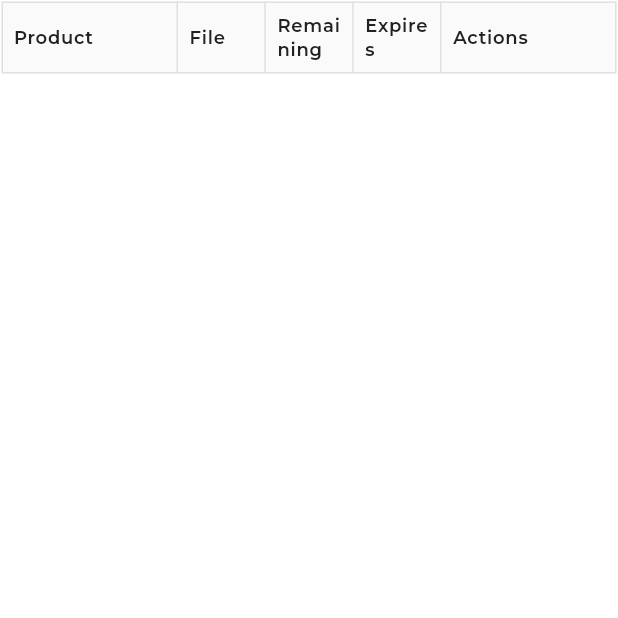
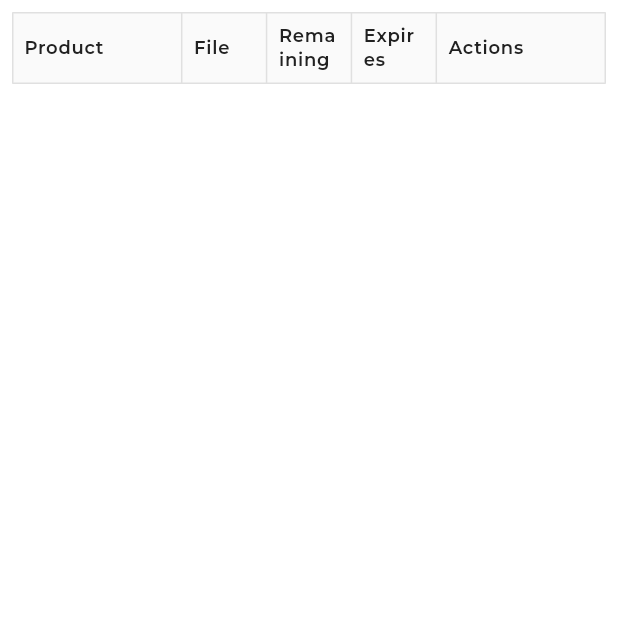
Before and after one commit to keenly-digital/CertEmpire_simulation, a Flutter app: the DownloadMainView screen opened directly, on a phone screen of 412 x 824 dp, the top half of it. Run offline on Flutter 3.47's test engine with Material 3 defaults, Android fonts, the phone set to English and light mode, and no system bars; our stand-ins replace bloc, dio, equatable, flutter_bloc, flutter_screenutil, flutter_svg and 9 more; missing offline and left inert: dart:js_interop, flutter_quill, flutter_quill_extensions; accounts and stored records are empty; network calls fail.

Commit message:
download table view added

```diff
--- a/lib/src/simulation/presentation/views/download_main_view.dart
+++ b/lib/src/simulation/presentation/views/download_main_view.dart
@@ -1,15 +1,9 @@
-import 'package:certempiree/core/res/app_strings.dart';
-import 'package:certempiree/src/main/presentation/bloc/navigation_cubit.dart';
 import 'package:flutter/material.dart';
 import 'package:flutter_bloc/flutter_bloc.dart';
-import 'package:intl/intl.dart';
 
-import '../../../../core/config/theme/app_colors.dart';
-import '../../../../core/config/theme/font_manager.dart';
-import '../../data/models/download_model.dart';
+import '../../../../core/res/app_strings.dart';
 import '../bloc/download_page_bloc/download_page_bloc.dart';
-import '../widgets/download/custom_widgets.dart'; // Remove if unused
-import 'package:url_launcher/url_launcher.dart';
+import 'download_table_view.dart';
 
 class DownloadMainView extends StatefulWidget {
   const DownloadMainView({super.key});
@@ -22,22 +16,20 @@ class _DownloadMainViewState extends State<DownloadMainView> {
   @override
   void initState() {
     super.initState();
-    context.read<DownloadPageBloc>().add(
-      GetDownloadsEvent(pageNumber: 1, pageSize: 10, userId: AppStrings.userId),
-    );
+    context.read<DownloadPageBloc>().add(GetDownloadsEvent(pageNumber: 1, pageSize: 10, userId: AppStrings.userId));
   }
 
   @override
   Widget build(BuildContext context) {
     return Scaffold(
       body: Padding(
-        padding: const EdgeInsets.all(1.0),
+        padding: const EdgeInsets.all(8.0),
         child: Column(
           children: [
+            // const DownloadHeader(),
             BlocBuilder<DownloadPageBloc, DownloadPageInitial>(
               builder: (context, state) {
-                final downloads = state.orders ?? [];
-                return DownloadTableView(downloads: downloads);
+                return Expanded(child: DownloadTableView(download: state.orders ?? []));
               },
             ),
           ],
@@ -45,204 +37,31 @@ class _DownloadMainViewState extends State<DownloadMainView> {
       ),
     );
   }
+
+  // @override
+  // Widget build(BuildContext context) {
+  //   return Scaffold(
+  //     body: Padding(
+  //       padding: const EdgeInsets.all(8.0),
+  //       child: Column(
+  //         children: [
+  //           const DownloadHeader(),
+  //           BlocBuilder<DownloadPageBloc, DownloadPageInitial>(
+  //             builder: (context, state) {
+  //               return Expanded(
+  //                 child: ListView.builder(
+  //                   itemCount: state.orders?.length ?? 0,
+  //                   itemBuilder: (context, index) {
+  //                     final order = state.orders?[index];
+  //                     return DownloadRow(order: order?? DownloadModel());
+  //                   },
+  //                 ),
+  //               );
+  //             },
+  //           ),
+  //         ],
+  //       ),
+  //     ),
+  //   );
+  // }
 }
-
-class DownloadTableView extends StatelessWidget {
-  final List<DownloadModel> downloads;
-
-  const DownloadTableView({super.key, required this.downloads});
-
-  @override
-  Widget build(BuildContext context) {
-    return Table(
-      border: TableBorder.all(color: Colors.grey.shade300),
-      columnWidths: const {
-        0: FlexColumnWidth(2),
-        1: FlexColumnWidth(),
-        2: FlexColumnWidth(),
-        3: FlexColumnWidth(),
-        4: FlexColumnWidth(2),
-      },
-      defaultVerticalAlignment: TableCellVerticalAlignment.middle,
-      children: [
-        // Header
-        TableRow(
-          decoration: BoxDecoration(color: Colors.grey.shade50),
-          children: [
-            Padding(
-              padding: const EdgeInsets.symmetric(
-                horizontal: 8,
-                vertical: 14.0,
-              ),
-              child: Text(
-                'Product',
-                style: Theme.of(context).textTheme.labelMedium?.copyWith(
-                  fontWeight: FontManager.semiBold,
-                ),
-              ),
-            ),
-            Padding(
-              padding: const EdgeInsets.all(8.0),
-              child: Text(
-                'File',
-                style: Theme.of(context).textTheme.labelMedium?.copyWith(
-                  fontWeight: FontManager.semiBold,
-                ),
-              ),
-            ),
-            Padding(
-              padding: const EdgeInsets.all(8.0),
-              child: Text(
-                'Remaining',
-                style: Theme.of(context).textTheme.labelMedium?.copyWith(
-                  fontWeight: FontManager.semiBold,
-                ),
-              ),
-            ),
-            Padding(
-              padding: const EdgeInsets.all(8.0),
-              child: Text(
-                'Expires',
-                style: Theme.of(context).textTheme.labelMedium?.copyWith(
-                  fontWeight: FontManager.semiBold,
-                ),
-              ),
-            ),
-            Padding(
-              padding: const EdgeInsets.all(8.0),
-              child: Text(
-                'Actions',
-                style: Theme.of(context).textTheme.labelMedium?.copyWith(
-                  fontWeight: FontManager.semiBold,
-                ),
-              ),
-            ),
-          ],
-        ),
-        // Data rows
-        ...downloads.map(
-          (download) => TableRow(
-            children: [
-              Padding(
-                padding: const EdgeInsets.all(8.0),
-                child: Text(
-                  download.productName ?? "",
-                  style: Theme.of(context).textTheme.bodySmall?.copyWith(
-                    fontWeight: FontManager.regular,
-                  ),
-                ),
-              ),
-              Padding(
-                padding: const EdgeInsets.all(8.0),
-                child: Text(
-                  download.file?.name ?? "",
-                  style: Theme.of(context).textTheme.bodySmall?.copyWith(
-                    fontWeight: FontManager.regular,
-                  ),
-                ),
-              ),
-              Padding(
-                padding: const EdgeInsets.all(8.0),
-                child: Text(
-                  download.downloadsRemaining ?? "",
-                  style: Theme.of(context).textTheme.bodySmall?.copyWith(
-                    fontWeight: FontManager.regular,
-                  ),
-                ),
-              ),
-              Padding(
-                padding: const EdgeInsets.all(8.0),
-                child: Text(
-                  convertDate(download.accessExpires ?? ""),
-                  style: Theme.of(context).textTheme.bodySmall?.copyWith(
-                    fontWeight: FontManager.regular,
-                  ),
-                ),
-              ),
-              Padding(
-                padding: const EdgeInsets.all(8.0),
-                child: Align(
-                  alignment: Alignment.topLeft,
-                  child: Wrap(
-                    spacing: 10,
-                    runSpacing: 4,
-                    children: [
-                      _DownloadButton(
-                        label: "Download",
-                        onTap: () async {
-                          await launchUrl(
-                            Uri.parse(
-                              "https://certempirbackend-production.up.railway.app/uploads/QuizFiles/MB-330_Dumps_Export.pdf",
-                            ),
-                          );
-                        },
-                      ),
-                      _DownloadButton(
-                        label: "Practice Online",
-                        onTap: () {
-                          // Use context.read if needed, just like in your code
-                          context.read<NavigationCubit>().selectTab(
-                            2,
-                            subTitle: 1,
-                          );
-                        },
-                      ),
-                    ],
-                  ),
-                ),
-              ),
-            ],
-          ),
-        ),
-      ],
-    );
-  }
-
-  String convertDate(String isoTimestamp) {
-    try {
-      final dateTime = DateTime.parse(isoTimestamp);
-      return DateFormat('MMMM d, yyyy').format(dateTime);
-    } catch (_) {
-      return '';
-    }
-  }
-}
-
-class _DownloadButton extends StatelessWidget {
-  final String label;
-  final void Function()? onTap;
-
-  const _DownloadButton({required this.label, required this.onTap});
-
-  @override
-  Widget build(BuildContext context) {
-    return ConstrainedBox(
-      constraints: const BoxConstraints(
-        minWidth: 40,
-        maxWidth: 110,
-        minHeight: 34,
-        maxHeight: 44,
-      ),
-      child: InkWell(
-        onTap: onTap,
-        child: Container(
-          decoration: BoxDecoration(
-            color: AppColors.lightPrimary, // Like Orders' view button
-            borderRadius: BorderRadius.circular(1),
-          ),
-          padding: const EdgeInsets.symmetric(vertical: 6, horizontal: 12),
-          child: Center(
-            child: Text(
-              label,
-              style: Theme.of(context).textTheme.labelMedium?.copyWith(
-                color: AppColors.lightBackgroundpurple,
-                fontWeight: FontManager.semiBold,
-              ),
-              textAlign: TextAlign.center,
-            ),
-          ),
-        ),
-      ),
-    );
-  }
-}
```
